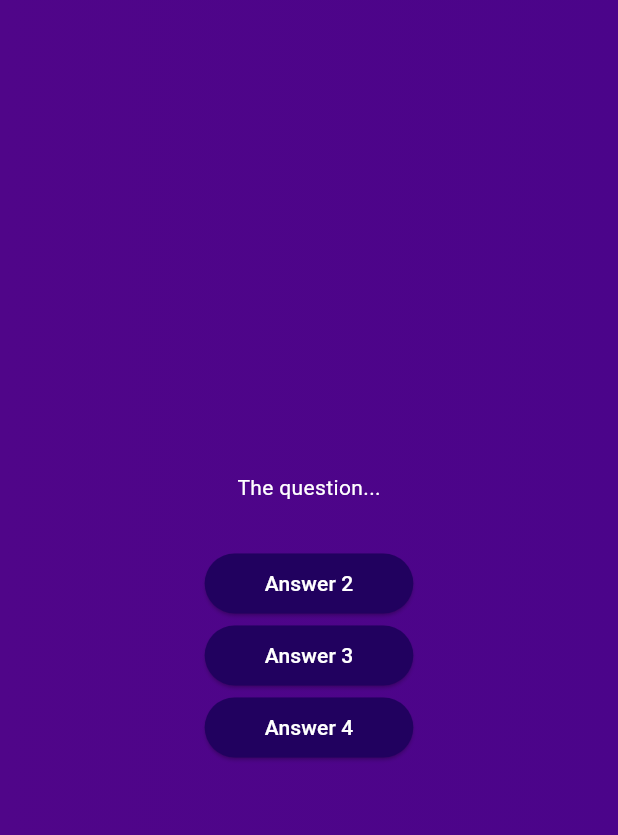
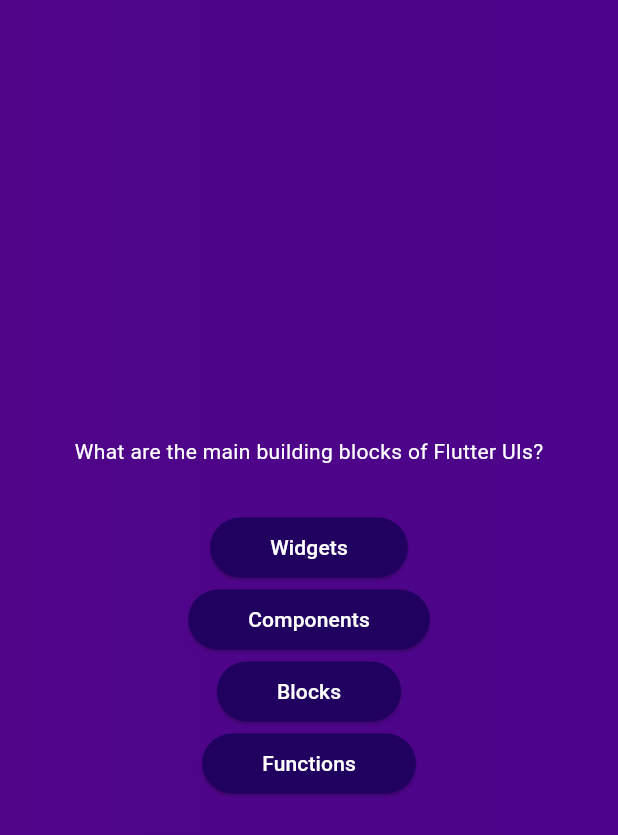
Before and after one commit to adkhamjon-abd/flutter-quizapp, a Flutter app: the screen it shows after launch, after a tap on "Start Quiz", on a phone screen of 412 x 824 dp. Shown: the top 835 px of the screen. Run offline on Flutter 3.47's test engine with Material 3 defaults, Android fonts, the phone set to English and light mode, and no system bars.

Commit message:
Add answer buttons

```diff
--- a/lib/answer_button.dart
+++ b/lib/answer_button.dart
@@ -14,7 +14,7 @@ class AnswerButton extends StatelessWidget {
     return ElevatedButton(
         onPressed: () {},
         style: ElevatedButton.styleFrom(
-          padding: EdgeInsets.symmetric(vertical: 10, horizontal: 40),
+          padding: const EdgeInsets.symmetric(vertical: 10, horizontal: 40),
           backgroundColor: const Color.fromARGB(255, 33, 1, 95),
           foregroundColor: Colors.white,
           shape: RoundedRectangleBorder(borderRadius: BorderRadius.circular(40))
--- a/lib/questions_screen.dart
+++ b/lib/questions_screen.dart
@@ -1,5 +1,7 @@
 import 'package:flutter/material.dart';
 import 'package:adv_basics/answer_button.dart';
+import 'package:adv_basics/data/questions.dart';
+
 class QuestionsScreen extends StatefulWidget {
   const QuestionsScreen({super.key});
   @override
@@ -11,18 +13,23 @@ class QuestionsScreen extends StatefulWidget {
 class _QuestionsScreenState extends State<QuestionsScreen> {
   @override
   Widget build(BuildContext context) {
+    final currentQuestion = questions[0];
+
     return SizedBox(
       width: double.infinity,
       child: Column(
         mainAxisAlignment: MainAxisAlignment.center,
         children: [
-          const Text('The question...', style: TextStyle(
+           Text(
+            currentQuestion.text,
+            style: TextStyle(
             color: Colors.white,
           ),),
           const SizedBox(height: 30),
-          AnswerButton(answerText: 'Answer 2', onTap: () {}),
-          AnswerButton(answerText: 'Answer 3', onTap: () {}),
-          AnswerButton(answerText: 'Answer 4', onTap: () {})
+          AnswerButton(answerText: currentQuestion.answers[0], onTap: () {}),
+          AnswerButton(answerText: currentQuestion.answers[1], onTap: () {}),
+          AnswerButton(answerText: currentQuestion.answers[2], onTap: () {}),
+          AnswerButton(answerText: currentQuestion.answers[3], onTap: () {}),
 
         ],
       ),
```
